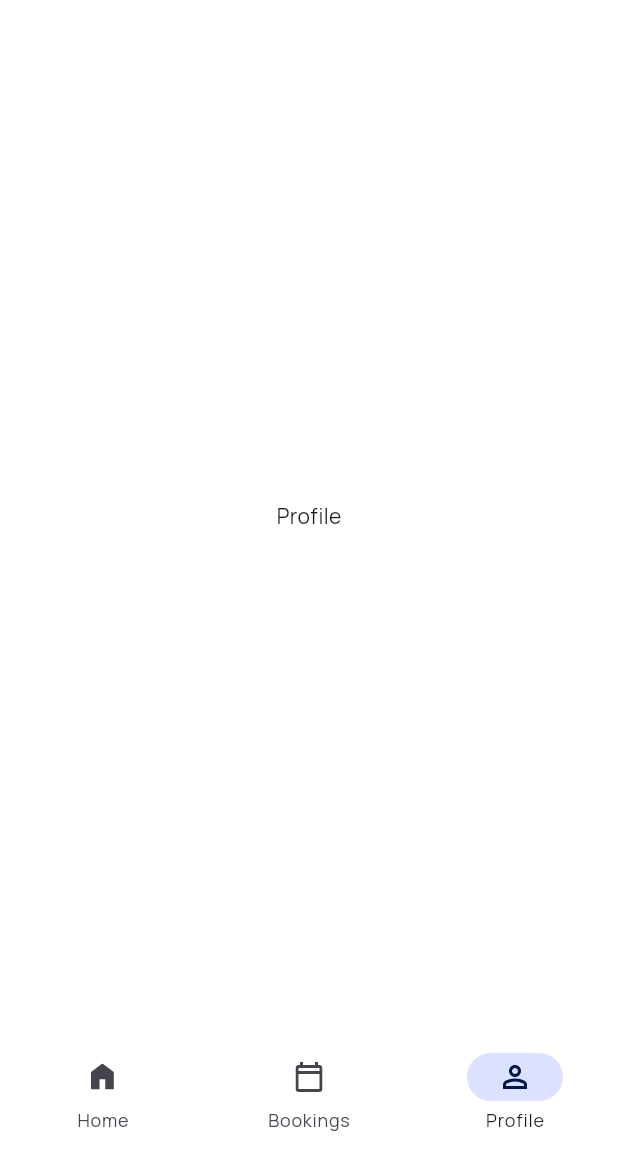
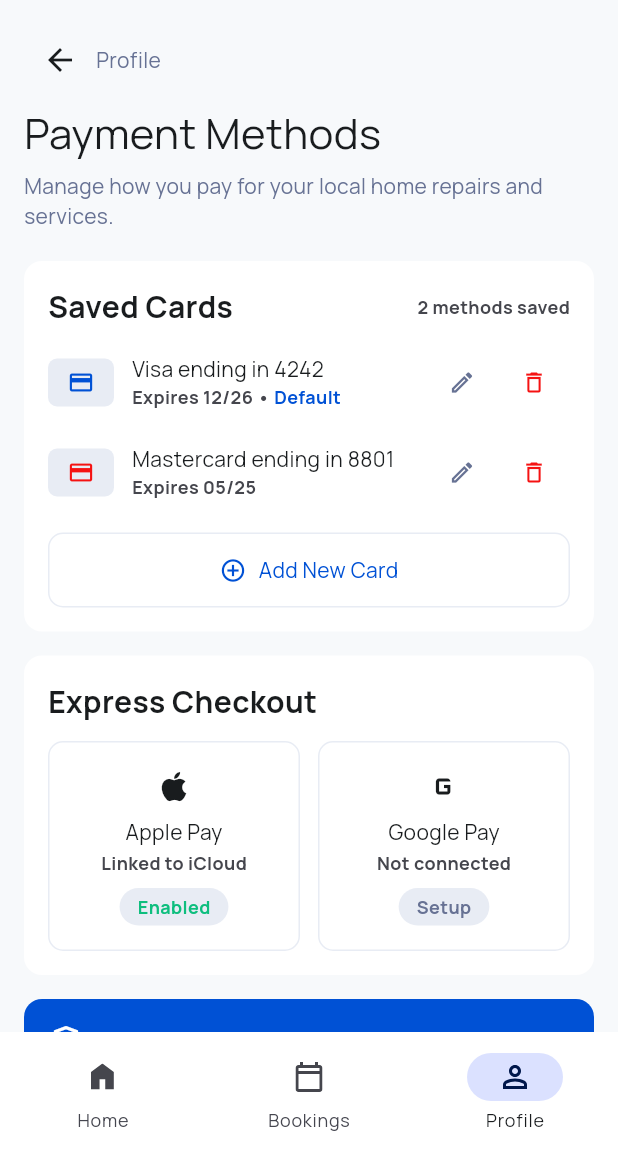
Before and after one commit to RoonyynooR/fixit-local, a Flutter app: the screen it shows after launch, item 3 of the bottom bar chosen, on a phone screen of 412 x 824 dp, the part 84-1236 px from its top. Run offline on Flutter 3.47's test engine with Material 3 defaults, Android fonts, the phone set to English and light mode, and no system bars; our stand-ins replace cached_network_image, cloud_firestore, firebase_core, flutter_bloc, flutter_svg, gap and 4 more; missing offline and left inert: chili_debug_view; accounts and stored records are empty; network calls fail.

Commit message:
Add provider dashboard and payment screens

```diff
--- a/lib/core/routes/app_router.dart
+++ b/lib/core/routes/app_router.dart
@@ -1,12 +1,10 @@
 import 'package:flutter/material.dart';
-
 import 'package:go_router/go_router.dart';
 import 'package:localservice/core/routes/routes.dart';
 import 'package:localservice/features/provider_info/presentation/page/provider_info.dart';
 import 'package:localservice/features/search/presentation/page/search_screen.dart';
 import 'package:localservice/features/main_home/presentation/main_home.dart';
-
-
+import 'package:localservice/features/provider_dashboard/presentation/page/provider_dashboard_page.dart';
 
 final navigatorKey = GlobalKey<NavigatorState>();
 
@@ -29,6 +27,10 @@ class AppRouter {
           return SearchScreen(initialCategory: category);
         },
       ),
+      GoRoute(
+        path: Routes.providerDashboard,
+        builder: (context, state) => const ProviderDashboardPage(),
+      ),
     ],
   );
 }
--- a/lib/core/routes/routes.dart
+++ b/lib/core/routes/routes.dart
@@ -6,4 +6,5 @@ class Routes {
   static const String home = '/home';
   static const String search = '/search';
   static const String providerInfo = '/providerInfo';
+  static const String providerDashboard = '/providerDashboard';
 }
--- a/lib/features/main_home/presentation/main_home.dart
+++ b/lib/features/main_home/presentation/main_home.dart
@@ -4,6 +4,8 @@ import 'package:localservice/core/styles/app_colors.dart';
 import 'package:localservice/core/styles/text_styles.dart';
 import 'package:localservice/core/widgets/svg_pic.dart';
 import 'package:localservice/features/home/presentation/page/home.dart';
+import 'package:localservice/features/provider_dashboard/presentation/page/provider_dashboard_page.dart';
+import 'package:localservice/features/payment/presentation/page/payment_page.dart';
 
 class MainHome extends StatefulWidget {
   const MainHome({super.key});
@@ -16,8 +18,8 @@ class _MainHomeState extends State<MainHome> {
   int _currentIndex = 0;
   final List<Widget> screens = [
     const Home(),
-    const Center(child: Text('Bookings')),
-    const Center(child: Text('Profile')),
+    const ProviderDashboardPage(),
+    const PaymentPage(),
   ];
 
   @override
--- /dev/null
+++ b/lib/features/payment/presentation/page/payment_page.dart
@@ -0,0 +1,377 @@
+import 'package:flutter/material.dart';
+import 'package:localservice/core/styles/app_colors.dart';
+import 'package:localservice/core/styles/text_styles.dart';
+
+class CardModel {
+  final String type;
+  final String lastFour;
+  final String expiry;
+  final bool isDefault;
+
+  CardModel({
+    required this.type,
+    required this.lastFour,
+    required this.expiry,
+    required this.isDefault,
+  });
+}
+
+class TransactionModel {
+  final String title;
+  final String date;
+  final String amount;
+
+  TransactionModel({
+    required this.title,
+    required this.date,
+    required this.amount,
+  });
+}
+
+class PaymentPage extends StatefulWidget {
+  const PaymentPage({super.key});
+
+  @override
+  State<PaymentPage> createState() => _PaymentPageState();
+}
+
+class _PaymentPageState extends State<PaymentPage> {
+  Future<Map<String, dynamic>> fetchPaymentData() async {
+    // Mock data - هنستبدلها بـ API حقيقي بعدين
+    await Future.delayed(const Duration(milliseconds: 500));
+
+    final cards = [
+      CardModel(type: 'Visa', lastFour: '4242', expiry: '12/26', isDefault: true),
+      CardModel(type: 'Mastercard', lastFour: '8801', expiry: '05/25', isDefault: false),
+    ];
+
+    final transactions = [
+      TransactionModel(title: 'Kitchen Sink Repair', date: 'Oct 24, 2023', amount: '-\$145.00'),
+      TransactionModel(title: 'Electrical Audit', date: 'Sep 12, 2023', amount: '-\$89.00'),
+    ];
+
+    return {'cards': cards, 'transactions': transactions};
+  }
+
+  @override
+  Widget build(BuildContext context) {
+    return Scaffold(
+      backgroundColor: AppColors.backgroundColor1,
+      body: SafeArea(
+        child: FutureBuilder<Map<String, dynamic>>(
+          future: fetchPaymentData(),
+          builder: (context, snapshot) {
+            if (snapshot.connectionState == ConnectionState.waiting) {
+              return const Center(child: CircularProgressIndicator());
+            }
+            if (snapshot.hasError) {
+              return Center(child: Text('حصل خطأ: ${snapshot.error}'));
+            }
+
+            final cards = snapshot.data!['cards'] as List<CardModel>;
+            final transactions = snapshot.data!['transactions'] as List<TransactionModel>;
+
+            return ListView(
+              padding: const EdgeInsets.all(16),
+              children: [
+                Row(
+                  children: [
+                    IconButton(
+                      onPressed: () => Navigator.maybePop(context),
+                      icon: const Icon(Icons.arrow_back, color: AppColors.blackColor),
+                      padding: EdgeInsets.zero,
+                    ),
+                    Text('Profile', style: TextStyles.body2.copyWith(color: AppColors.bodycolor)),
+                  ],
+                ),
+                const SizedBox(height: 4),
+                Text('Payment Methods', style: TextStyles.headline),
+                const SizedBox(height: 6),
+                Text(
+                  'Manage how you pay for your local home repairs and services.',
+                  style: TextStyles.body2.copyWith(color: AppColors.bodycolor),
+                ),
+                const SizedBox(height: 20),
+
+                // Saved Cards
+                Container(
+                  padding: const EdgeInsets.all(16),
+                  decoration: BoxDecoration(
+                    color: AppColors.backgroundColor,
+                    borderRadius: BorderRadius.circular(12),
+                  ),
+                  child: Column(
+                    crossAxisAlignment: CrossAxisAlignment.start,
+                    children: [
+                      Row(
+                        mainAxisAlignment: MainAxisAlignment.spaceBetween,
+                        children: [
+                          Text('Saved Cards', style: TextStyles.title1),
+                          Text('${cards.length} methods saved', style: TextStyles.caption2),
+                        ],
+                      ),
+                      const SizedBox(height: 12),
+                      ...cards.map((card) => Padding(
+                            padding: const EdgeInsets.only(bottom: 12),
+                            child: _CardTile(card: card),
+                          )),
+                      const SizedBox(height: 4),
+                      DottedAddCardButton(onTap: () {}),
+                    ],
+                  ),
+                ),
+                const SizedBox(height: 16),
+
+                // Express Checkout
+                Container(
+                  padding: const EdgeInsets.all(16),
+                  decoration: BoxDecoration(
+                    color: AppColors.backgroundColor,
+                    borderRadius: BorderRadius.circular(12),
+                  ),
+                  child: Column(
+                    crossAxisAlignment: CrossAxisAlignment.start,
+                    children: [
+                      Text('Express Checkout', style: TextStyles.title1),
+                      const SizedBox(height: 12),
+                      Row(
+                        children: [
+                          Expanded(
+                            child: _ExpressCheckoutTile(
+                              icon: Icons.apple,
+                              title: 'Apple Pay',
+                              subtitle: 'Linked to iCloud',
+                              statusLabel: 'Enabled',
+                              statusColor: AppColors.green,
+                            ),
+                          ),
+                          const SizedBox(width: 12),
+                          Expanded(
+                            child: _ExpressCheckoutTile(
+                              icon: Icons.g_mobiledata,
+                              title: 'Google Pay',
+                              subtitle: 'Not connected',
+                              statusLabel: 'Setup',
+                              statusColor: AppColors.bodycolor,
+                            ),
+                          ),
+                        ],
+                      ),
+                    ],
+                  ),
+                ),
+                const SizedBox(height: 16),
+
+                // Secure Payments banner
+                Container(
+                  padding: const EdgeInsets.all(16),
+                  decoration: BoxDecoration(
+                    color: AppColors.titlecolor,
+                    borderRadius: BorderRadius.circular(12),
+                  ),
+                  child: Row(
+                    crossAxisAlignment: CrossAxisAlignment.start,
+                    children: [
+                      const Icon(Icons.shield_outlined, color: Colors.white),
+                      const SizedBox(width: 12),
+                      Expanded(
+                        child: Column(
+                          crossAxisAlignment: CrossAxisAlignment.start,
+                          children: [
+                            Text(
+                              'Secure Payments',
+                              style: TextStyles.title2.copyWith(color: Colors.white),
+                            ),
+                            const SizedBox(height: 4),
+                            Text(
+                              'Your payment information is encrypted and stored securely. FixIt Local never stores your full card number on our servers.',
+                              style: TextStyles.caption2.copyWith(color: Colors.white),
+                            ),
+                          ],
+                        ),
+                      ),
+                    ],
+                  ),
+                ),
+                const SizedBox(height: 16),
+
+                // Recent Transactions
+                Container(
+                  padding: const EdgeInsets.all(16),
+                  decoration: BoxDecoration(
+                    color: AppColors.backgroundColor,
+                    borderRadius: BorderRadius.circular(12),
+                  ),
+                  child: Column(
+                    crossAxisAlignment: CrossAxisAlignment.start,
+                    children: [
+                      Text('Recent Transactions', style: TextStyles.title1),
+                      const SizedBox(height: 12),
+                      ...transactions.map((tx) => Padding(
+                            padding: const EdgeInsets.only(bottom: 12),
+                            child: Row(
+                              mainAxisAlignment: MainAxisAlignment.spaceBetween,
+                              children: [
+                                Column(
+                                  crossAxisAlignment: CrossAxisAlignment.start,
+                                  children: [
+                                    Text(tx.title, style: TextStyles.body2),
+                                    Text(tx.date, style: TextStyles.caption2),
+                                  ],
+                                ),
+                                Text(
+                                  tx.amount,
+                                  style: TextStyles.body2.copyWith(fontWeight: FontWeight.w600),
+                                ),
+                              ],
+                            ),
+                          )),
+                      const SizedBox(height: 4),
+                      Center(
+                        child: TextButton(
+                          onPressed: () {},
+                          child: Text('View Billing History', style: TextStyles.body1),
+                        ),
+                      ),
+                    ],
+                  ),
+                ),
+              ],
+            );
+          },
+        ),
+      ),
+    );
+  }
+}
+
+class _CardTile extends StatelessWidget {
+  final CardModel card;
+  const _CardTile({required this.card});
+
+  @override
+  Widget build(BuildContext context) {
+    return Row(
+      children: [
+        Container(
+          width: 44,
+          height: 32,
+          decoration: BoxDecoration(
+            color: AppColors.lightgrey,
+            borderRadius: BorderRadius.circular(6),
+          ),
+          child: Icon(
+            Icons.credit_card,
+            size: 18,
+            color: card.type == 'Visa' ? AppColors.titlecolor : AppColors.redcolor,
+          ),
+        ),
+        const SizedBox(width: 12),
+        Expanded(
+          child: Column(
+            crossAxisAlignment: CrossAxisAlignment.start,
+            children: [
+              Text('${card.type} ending in ${card.lastFour}', style: TextStyles.body2),
+              Row(
+                children: [
+                  Text('Expires ${card.expiry}', style: TextStyles.caption2),
+                  if (card.isDefault) ...[
+                    Text(' • ', style: TextStyles.caption2),
+                    Text(
+                      'Default',
+                      style: TextStyles.caption2.copyWith(color: AppColors.titlecolor),
+                    ),
+                  ],
+                ],
+              ),
+            ],
+          ),
+        ),
+        IconButton(
+          onPressed: () {},
+          icon: const Icon(Icons.edit_outlined, size: 18, color: AppColors.bodycolor),
+        ),
+        IconButton(
+          onPressed: () {},
+          icon: const Icon(Icons.delete_outline, size: 18, color: AppColors.redcolor),
+        ),
+      ],
+    );
+  }
+}
+
+class DottedAddCardButton extends StatelessWidget {
+  final VoidCallback onTap;
+  const DottedAddCardButton({super.key, required this.onTap});
+
+  @override
+  Widget build(BuildContext context) {
+    return GestureDetector(
+      onTap: onTap,
+      child: Container(
+        width: double.infinity,
+        padding: const EdgeInsets.symmetric(vertical: 14),
+        decoration: BoxDecoration(
+          borderRadius: BorderRadius.circular(10),
+          border: Border.all(color: AppColors.lightgrey1),
+        ),
+        child: Row(
+          mainAxisAlignment: MainAxisAlignment.center,
+          children: [
+            const Icon(Icons.add_circle_outline, color: AppColors.titlecolor, size: 18),
+            const SizedBox(width: 8),
+            Text('Add New Card', style: TextStyles.body1),
+          ],
+        ),
+      ),
+    );
+  }
+}
+
+class _ExpressCheckoutTile extends StatelessWidget {
+  final IconData icon;
+  final String title;
+  final String subtitle;
+  final String statusLabel;
+  final Color statusColor;
+
+  const _ExpressCheckoutTile({
+    required this.icon,
+    required this.title,
+    required this.subtitle,
+    required this.statusLabel,
+    required this.statusColor,
+  });
+
+  @override
+  Widget build(BuildContext context) {
+    return Container(
+      padding: const EdgeInsets.symmetric(vertical: 16),
+      decoration: BoxDecoration(
+        borderRadius: BorderRadius.circular(10),
+        border: Border.all(color: AppColors.lightgrey1),
+      ),
+      child: Column(
+        children: [
+          Icon(icon, size: 26, color: AppColors.blackColor),
+          const SizedBox(height: 8),
+          Text(title, style: TextStyles.body2),
+          const SizedBox(height: 2),
+          Text(subtitle, style: TextStyles.caption2),
+          const SizedBox(height: 8),
+          Container(
+            padding: const EdgeInsets.symmetric(horizontal: 12, vertical: 4),
+            decoration: BoxDecoration(
+              color: AppColors.lightgrey,
+              borderRadius: BorderRadius.circular(20),
+            ),
+            child: Text(
+              statusLabel,
+              style: TextStyles.caption2.copyWith(color: statusColor, fontWeight: FontWeight.w600),
+            ),
+          ),
+        ],
+      ),
+    );
+  }
+}
```
Also changed, not shown: lib/features/provider_dashboard/presentation/page/provider_dashboard_page.dart (added, +248 -0 lines).
